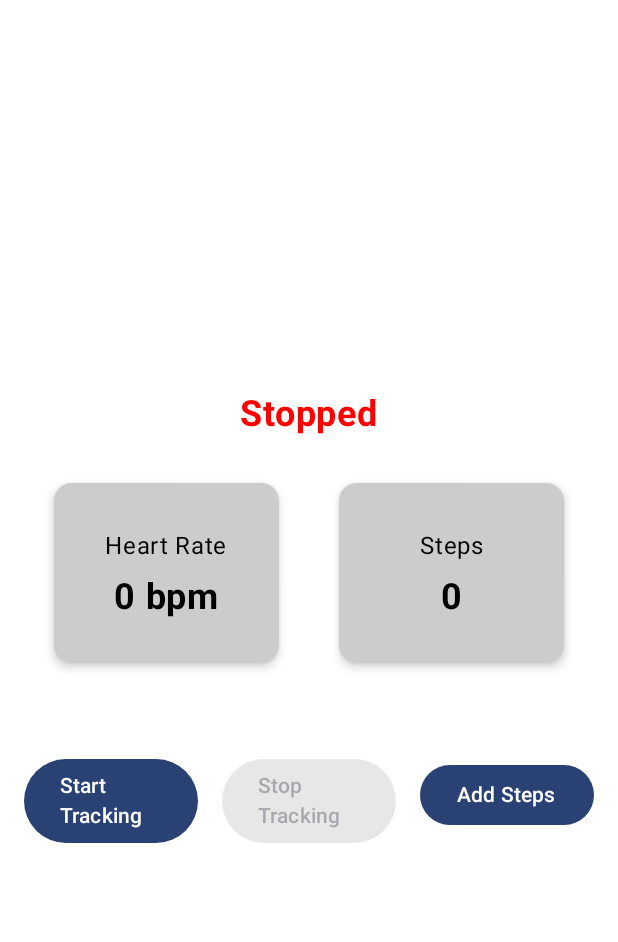
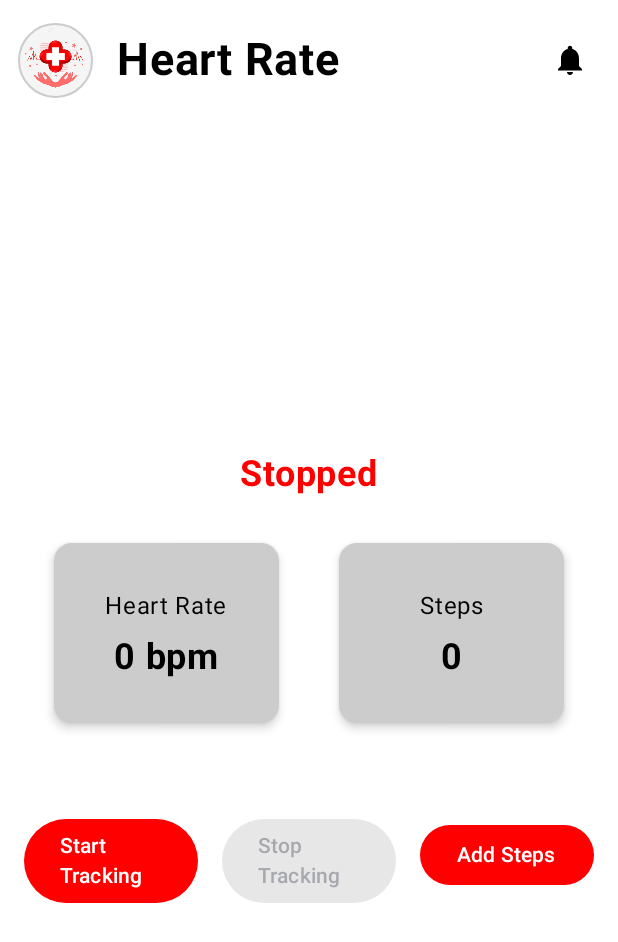
Before and after one commit to PriyanshiVishwakarma09/LifeSaver, an Android app built with Jetpack Compose: the WearableScreen screen opened through its navigation route, on a phone screen of 412 x 824 dp. Shown: the top 942 px of the screen. Run offline under Robolectric (Android 15) with nearby library versions, the phone set to English and light mode, and no system bars; our stand-ins replace Dagger/Hilt's generated code, Firebase (no records; nobody signed in at launch, a user with empty details on screens opened directly).

Commit message:
Wearable

```diff
--- a/app/src/main/java/com/example/lifesaver/screens/WearableScreen.kt
+++ b/app/src/main/java/com/example/lifesaver/screens/WearableScreen.kt
@@ -50,7 +50,8 @@ fun WearableScreen(
     val context = LocalContext.current
     val wearableData by viewModel.wearableData.collectAsState()
     var hasBluetoothPermissions by remember {
-        mutableStateOf(false
+        mutableStateOf(
+            false
         )
     }
 
@@ -75,34 +76,49 @@ fun WearableScreen(
             bluetoothPermissionLauncher.launch(permissionsToRequest)
         }
     }
-//    Row(
-//        modifier = Modifier
-//            .fillMaxWidth()
-//            .background(color = Color.White)
-//            .height(80.dp)
-//            .padding(12.dp),
-//        verticalAlignment = Alignment.CenterVertically
-//    ) {
-//        Image(
-//            painter = painterResource(id = R.drawable.logo),
-//            contentDescription = "App Logo",
-//            modifier = Modifier
-//                .padding(end = 16.dp)
-//                .border(width = 0.7.dp, color = Color.LightGray, shape = RoundedCornerShape(70.dp))
-//                .clip(shape = RoundedCornerShape(70.dp))
-//                .size(50.dp),
-//            contentScale = ContentScale.Fit
-//        )
-//        Text(text = "Profile", fontSize = 30.sp, fontWeight = FontWeight.Bold, color = Color.Black)
-//        Spacer(modifier = Modifier.weight(1f))
-//        Icon(
-//            imageVector = Icons.Default.Notifications,
-//            contentDescription = "Notifications",
-//            tint = Color.Black,
-//            modifier = Modifier.padding(end = 8.dp)
-//        )
-//
-//    }
+    Box(
+        modifier = Modifier
+            .fillMaxSize()
+            .background(Color.White)
+    ) {
+        Column {
+            Row(
+                modifier = Modifier
+                    .fillMaxWidth()
+                    .background(color = Color.White)
+                    .height(80.dp)
+                    .padding(12.dp),
+                verticalAlignment = Alignment.CenterVertically
+            ) {
+                Image(
+                    painter = painterResource(id = R.drawable.logo),
+                    contentDescription = "App Logo",
+                    modifier = Modifier
+                        .padding(end = 16.dp)
+                        .border(
+                            width = 0.7.dp,
+                            color = Color.LightGray,
+                            shape = RoundedCornerShape(70.dp)
+                        )
+                        .clip(shape = RoundedCornerShape(70.dp))
+                        .size(50.dp),
+                    contentScale = ContentScale.Fit
+                )
+                Text(
+                    text = "Heart Rate",
+                    fontSize = 30.sp,
+                    fontWeight = FontWeight.Bold,
+                    color = Color.Black
+                )
+                Spacer(modifier = Modifier.weight(1f))
+                Icon(
+                    imageVector = Icons.Default.Notifications,
+                    contentDescription = "Notifications",
+                    tint = Color.Black,
+                    modifier = Modifier.padding(end = 8.dp)
+                )
+
+            }
 
             Column(
                 modifier = Modifier
@@ -112,7 +128,7 @@ fun WearableScreen(
                 horizontalAlignment = Alignment.CenterHorizontally,
                 verticalArrangement = Arrangement.Center
             ) {
-        if(hasBluetoothPermissions){
+                if (hasBluetoothPermissions) {
                     // Status Text
                     Text(
                         text = if (wearableData.isTracking) "Tracking..." else "Stopped",
@@ -143,10 +159,10 @@ fun WearableScreen(
                             onClick = { viewModel.startTracking() },
                             enabled = !wearableData.isTracking,
                             modifier = Modifier.weight(1f),
-//                colors = ButtonDefaults.buttonColors(
-//                    containerColor = Color.Red,
-//                    contentColor = Color.White
-//                )
+                            colors = ButtonDefaults.buttonColors(
+                                containerColor = Color.Red,
+                                contentColor = Color.White
+                            )
 
                         ) {
                             Text("Start Tracking")
@@ -156,10 +172,10 @@ fun WearableScreen(
                             onClick = { viewModel.stopTracking() },
                             enabled = wearableData.isTracking,
                             modifier = Modifier.weight(1f),
-//                colors = ButtonDefaults.buttonColors(
-//                    containerColor = Color.Red,
-//                    contentColor = Color.White
-//                )
+                            colors = ButtonDefaults.buttonColors(
+                                containerColor = Color.Red,
+                                contentColor = Color.White
+                            )
                         ) {
                             Text("Stop Tracking")
                         }
@@ -167,10 +183,10 @@ fun WearableScreen(
                         Button(
                             onClick = { viewModel.addSteps(Random.nextInt(5, 15)) },
                             modifier = Modifier.weight(1f),
-//                colors = ButtonDefaults.buttonColors(
-//                    containerColor = Color.Red,
-//                    contentColor = Color.White
-//                )
+                            colors = ButtonDefaults.buttonColors(
+                                containerColor = Color.Red,
+                                contentColor = Color.White
+                            )
                         ) {
                             Text("Add Steps")
                         }
@@ -186,7 +202,8 @@ fun WearableScreen(
                     Spacer(modifier = Modifier.height(16.dp))
                     Button(
                         onClick = {
-                    val permissionsToRequest = if (Build.VERSION.SDK_INT >= Build.VERSION_CODES.S) {
+                            val permissionsToRequest =
+                                if (Build.VERSION.SDK_INT >= Build.VERSION_CODES.S) {
                                     arrayOf(
                                         Manifest.permission.BLUETOOTH_CONNECT,
                                         Manifest.permission.BLUETOOTH_SCAN
@@ -201,6 +218,8 @@ fun WearableScreen(
                         }
                     ) {
                         Text("Allow Bluetooth Access")
+                    }
+                }
             }
         }
     }
```
Lines whose indentation alone changed are shown as unchanged.
